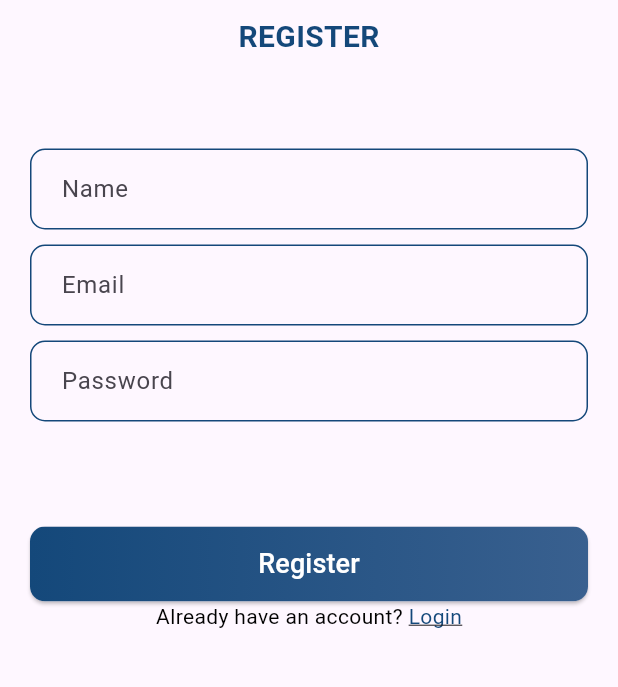
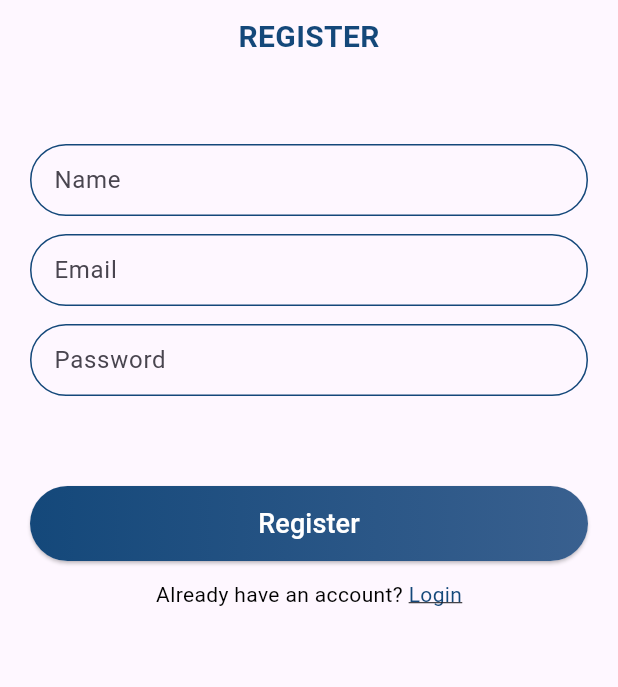
Before and after one commit to jhiven/toefl-app, a Flutter app: the screen it shows after launch, after a tap on "Login", after a tap on "Register", on a phone screen of 412 x 824 dp, the part 174-861 px from its top. Run offline on Flutter 3.47's test engine with Material 3 defaults, Android fonts, the light colour scheme and no system bars; our stand-ins replace bloc, bot_toast, equatable, flutter_bloc, supabase_flutter; accounts and stored records are empty.

Commit message:
feat : login register, history, result

```diff
--- a/lib/main.dart
+++ b/lib/main.dart
@@ -4,8 +4,10 @@ import 'package:supabase_flutter/supabase_flutter.dart';
 import 'package:flutter_bloc/flutter_bloc.dart';
 import 'package:toefl_app/domain/state/authentication_cubit.dart';
 import 'package:toefl_app/domain/state/user_cubit.dart';
+import 'package:toefl_app/presentation/screens/history_screen.dart';
 import 'package:toefl_app/presentation/screens/home_screen.dart';
 import 'package:toefl_app/presentation/screens/login_screen.dart';
+import 'package:toefl_app/presentation/screens/result_screen.dart';
 import 'package:toefl_app/utils/supabase_env.dart';
 
 void main() async {
@@ -44,8 +46,8 @@ class MyApp extends StatelessWidget {
       ],
       child: MaterialApp(
         title: 'Flutter Demo',
+        themeMode: ThemeMode.light,
         theme: ThemeData(
-          colorScheme: ColorScheme.fromSeed(seedColor: Colors.deepPurple),
           useMaterial3: true,
         ),
         debugShowCheckedModeBanner: false,
--- a/lib/presentation/screens/login_screen.dart
+++ b/lib/presentation/screens/login_screen.dart
@@ -5,6 +5,7 @@ import 'package:toefl_app/domain/state/authentication_cubit.dart';
 import 'package:toefl_app/domain/state/user_cubit.dart';
 import 'package:toefl_app/presentation/screens/home_screen.dart';
 import 'package:toefl_app/presentation/screens/register_screen.dart';
+import 'package:toefl_app/presentation/widgets/login_input.dart';
 
 class LoginScreen extends StatefulWidget {
   const LoginScreen({super.key});
@@ -120,25 +121,10 @@ class _LoginScreenState extends State<LoginScreen> {
                     padding: const EdgeInsets.all(20),
                     child: Column(
                       children: [
-                        Container(
-                          decoration: BoxDecoration(
-                            borderRadius:
-                                BorderRadius.circular(10.0), // Rounded corners
-                            border: Border.all(
-                              color: Color(0xFF14487A), // Warna border
-                            ),
-                          ),
-                          margin: const EdgeInsets.only(bottom: 10),
-                          child: Padding(
-                            padding: const EdgeInsets.only(left: 20),
-                            child: TextFormField(
+                        LoginInput(
+                          hintText: "Fill your email",
+                          labelText: "Email",
                           controller: _emailController,
-                              decoration: const InputDecoration(
-                                hintText: 'Email',
-                                border: InputBorder.none,
-                                contentPadding:
-                                    EdgeInsets.symmetric(vertical: 14),
-                              ),
                           keyboardType: TextInputType.emailAddress,
                           validator: (value) {
                             if (value == null) {
@@ -159,26 +145,11 @@ class _LoginScreenState extends State<LoginScreen> {
                             return null;
                           },
                         ),
-                          ),
-                        ),
-                        Container(
-                          decoration: BoxDecoration(
-                            borderRadius:
-                                BorderRadius.circular(10), // Rounded corners
-                            border: Border.all(
-                              color: Color(0xFF14487A), // Warna border
-                            ),
-                          ),
-                          child: Padding(
-                            padding: const EdgeInsets.only(left: 20),
-                            child: TextFormField(
+                        const SizedBox(height: 12),
+                        LoginInput(
+                          labelText: "Password",
+                          hintText: 'Fill your password',
                           controller: _passwordController,
-                              decoration: const InputDecoration(
-                                hintText: 'Password',
-                                border: InputBorder.none,
-                                contentPadding:
-                                    EdgeInsets.symmetric(vertical: 14),
-                              ),
                           obscureText: true,
                           enableSuggestions: false,
                           autocorrect: false,
@@ -198,8 +169,7 @@ class _LoginScreenState extends State<LoginScreen> {
                             return null;
                           },
                         ),
-                          ),
-                        ),
+                        const SizedBox(height: 35),
                         Container(
                           margin: const EdgeInsets.only(
                               top:
@@ -224,7 +194,7 @@ class _LoginScreenState extends State<LoginScreen> {
                                   0), // Menghilangkan padding bawaan ElevatedButton
                               shape: RoundedRectangleBorder(
                                 borderRadius: BorderRadius.circular(
-                                    10), // Atur radius border
+                                    99), // Atur radius border
                               ),
                             ),
                             child: Ink(
@@ -238,7 +208,7 @@ class _LoginScreenState extends State<LoginScreen> {
                                   end: Alignment.centerRight,
                                 ),
                                 borderRadius: BorderRadius.circular(
-                                    10), // Atur radius border
+                                    99), // Atur radius border
                               ),
                               child: Container(
                                 alignment: Alignment.center,
@@ -253,6 +223,7 @@ class _LoginScreenState extends State<LoginScreen> {
                             ),
                           ),
                         ),
+                        const SizedBox(height: 12),
                         Row(
                           mainAxisAlignment: MainAxisAlignment.center,
                           children: [
--- a/lib/presentation/screens/register_screen.dart
+++ b/lib/presentation/screens/register_screen.dart
@@ -4,6 +4,7 @@ import 'package:toefl_app/domain/state/authentication_cubit.dart';
 import 'package:toefl_app/domain/state/user_cubit.dart';
 import 'package:toefl_app/presentation/screens/home_screen.dart';
 import 'package:toefl_app/presentation/screens/login_screen.dart';
+import 'package:toefl_app/presentation/widgets/login_input.dart';
 
 class RegisterScreen extends StatefulWidget {
   const RegisterScreen({super.key});
@@ -57,7 +58,8 @@ class _RegisterScreenState extends State<RegisterScreen> {
         appBar: AppBar(
           leading: const BackButton(color: Colors.black),
         ),
-        body: Column(
+        body: SingleChildScrollView(
+          child: Column(
             mainAxisAlignment: MainAxisAlignment.spaceBetween,
             crossAxisAlignment: CrossAxisAlignment.center,
             children: [
@@ -69,8 +71,7 @@ class _RegisterScreenState extends State<RegisterScreen> {
                       key: _formKey,
                       child: Column(
                         children: [
-                        const SizedBox(
-                            height: 20), // Adjust this value as needed
+                          const SizedBox(height: 20),
                           RichText(
                             text: const TextSpan(
                               style: TextStyle(
@@ -87,7 +88,7 @@ class _RegisterScreenState extends State<RegisterScreen> {
                               ],
                             ),
                           ),
-                        const SizedBox(height: 10), // Reduced spacing
+                          const SizedBox(height: 10),
                           const Text(
                             'REGISTER',
                             style: TextStyle(
@@ -95,25 +96,12 @@ class _RegisterScreenState extends State<RegisterScreen> {
                               fontSize: 20,
                               fontWeight: FontWeight.bold,
                             ),
-                        ), // Adjust this value as needed
-                        Padding(
-                          padding: const EdgeInsets.only(top: 60),
-                          child: Container(
-                            decoration: BoxDecoration(
-                              borderRadius: BorderRadius.circular(10),
-                              border: Border.all(color: Color(0xFF14487A)),
                           ),
-                            margin: const EdgeInsets.only(bottom: 10),
-                            child: Padding(
-                              padding: const EdgeInsets.only(left: 20),
-                              child: TextFormField(
+                          const SizedBox(height: 57),
+                          LoginInput(
                             controller: _nameController,
-                                decoration: const InputDecoration(
-                                  hintText: 'Name',
-                                  border: InputBorder.none,
-                                  contentPadding:
-                                      EdgeInsets.symmetric(vertical: 14),
-                                ),
+                            labelText: 'Name',
+                            hintText: "Fill ur name",
                             validator: (value) {
                               if (value == null || value.isEmpty) {
                                 return 'Name cannot be empty';
@@ -121,57 +109,28 @@ class _RegisterScreenState extends State<RegisterScreen> {
                               return null;
                             },
                           ),
-                            ),
-                          ),
-                        ),
-                        Container(
-                          decoration: BoxDecoration(
-                            borderRadius: BorderRadius.circular(10),
-                            border: Border.all(color: Color(0xFF14487A)),
-                          ),
-                          margin: const EdgeInsets.only(bottom: 10),
-                          child: Padding(
-                            padding: const EdgeInsets.only(left: 20),
-                            child: TextFormField(
+                          const SizedBox(height: 12),
+                          LoginInput(
                             controller: _emailController,
-                              decoration: const InputDecoration(
-                                hintText: 'Email',
-                                border: InputBorder.none,
-                                contentPadding:
-                                    EdgeInsets.symmetric(vertical: 14),
-                              ),
+                            labelText: "Email",
+                            hintText: "Fill ur Email",
                             keyboardType: TextInputType.emailAddress,
                             validator: (value) {
                               if (value == null || value.isEmpty) {
                                 return 'Email cannot be empty';
                               }
-                                final emailRegex =
-                                    RegExp(r'^[^@]+@[^@]+\.[^@]+');
+                              final emailRegex = RegExp(r'^[^@]+@[^@]+\.[^@]+');
                               if (!emailRegex.hasMatch(value)) {
                                 return 'Please input a valid email';
                               }
                               return null;
                             },
                           ),
-                          ),
-                        ),
-                        Padding(
-                          padding: const EdgeInsets.only(bottom: 50),
-                          child: Container(
-                            decoration: BoxDecoration(
-                              borderRadius: BorderRadius.circular(10),
-                              border: Border.all(color: Color(0xFF14487A)),
-                            ),
-                            child: Padding(
-                              padding: const EdgeInsets.only(left: 20),
-                              child: TextFormField(
+                          const SizedBox(height: 12),
+                          LoginInput(
                             controller: _passwordController,
-                                decoration: const InputDecoration(
-                                  hintText: 'Password',
-                                  border: InputBorder.none,
-                                  contentPadding:
-                                      EdgeInsets.symmetric(vertical: 14),
-                                ),
+                            labelText: "Password",
+                            hintText: "Fill ur Password",
                             obscureText: true,
                             enableSuggestions: false,
                             autocorrect: false,
@@ -185,11 +144,8 @@ class _RegisterScreenState extends State<RegisterScreen> {
                               return null;
                             },
                           ),
-                            ),
-                          ),
-                        ),
                           Container(
-                          margin: const EdgeInsets.only(top: 20),
+                            margin: const EdgeInsets.only(top: 60),
                             width: double.infinity,
                             height: 50,
                             child: ElevatedButton(
@@ -209,7 +165,7 @@ class _RegisterScreenState extends State<RegisterScreen> {
                               style: ElevatedButton.styleFrom(
                                 padding: const EdgeInsets.all(0),
                                 shape: RoundedRectangleBorder(
-                                borderRadius: BorderRadius.circular(10),
+                                  borderRadius: BorderRadius.circular(99),
                                 ),
                               ),
                               child: Ink(
@@ -222,7 +178,7 @@ class _RegisterScreenState extends State<RegisterScreen> {
                                     begin: Alignment.centerLeft,
                                     end: Alignment.centerRight,
                                   ),
-                                borderRadius: BorderRadius.circular(10),
+                                  borderRadius: BorderRadius.circular(99),
                                 ),
                                 child: Container(
                                   alignment: Alignment.center,
@@ -237,6 +193,7 @@ class _RegisterScreenState extends State<RegisterScreen> {
                               ),
                             ),
                           ),
+                          const SizedBox(height: 12),
                           Row(
                             mainAxisAlignment: MainAxisAlignment.center,
                             children: [
@@ -272,6 +229,7 @@ class _RegisterScreenState extends State<RegisterScreen> {
             ],
           ),
         ),
+      ),
     );
   }
 }
--- /dev/null
+++ b/lib/presentation/widgets/login_input.dart
@@ -0,0 +1,60 @@
+import 'package:flutter/material.dart';
+
+class LoginInput extends StatelessWidget {
+  const LoginInput({
+    super.key,
+    this.keyboardType,
+    this.validator,
+    required this.controller,
+    this.hintText,
+    this.labelText,
+    this.obscureText = false,
+    this.enableSuggestions = true,
+    this.autocorrect = true,
+  });
+
+  final TextEditingController controller;
+  final TextInputType? keyboardType;
+  final String? Function(String?)? validator;
+  final String? hintText;
+  final String? labelText;
+  final bool obscureText;
+  final bool enableSuggestions;
+  final bool autocorrect;
+
+  @override
+  Widget build(BuildContext context) {
+    return TextFormField(
+      controller: controller,
+      decoration: InputDecoration(
+        hintText: hintText,
+        focusedBorder: OutlineInputBorder(
+          borderSide: const BorderSide(
+            color: Color(0xff14487A),
+            width: 2,
+          ),
+          borderRadius: BorderRadius.circular(999),
+        ),
+        enabledBorder: OutlineInputBorder(
+          borderSide: const BorderSide(
+            color: Color(0xff14487A),
+          ),
+          borderRadius: BorderRadius.circular(999),
+        ),
+        border: OutlineInputBorder(
+          borderSide: const BorderSide(
+            color: Color(0xff14487A),
+          ),
+          borderRadius: BorderRadius.circular(999),
+        ),
+        isDense: true,
+        labelText: labelText,
+      ),
+      keyboardType: keyboardType,
+      validator: validator,
+      obscureText: obscureText,
+      enableSuggestions: enableSuggestions,
+      autocorrect: autocorrect,
+    );
+  }
+}
```
Also changed, not shown: lib/presentation/screens/history_screen.dart (+70 -56 lines), lib/presentation/screens/result_screen.dart (+111 -93 lines). Lines whose indentation alone changed are shown as unchanged.
